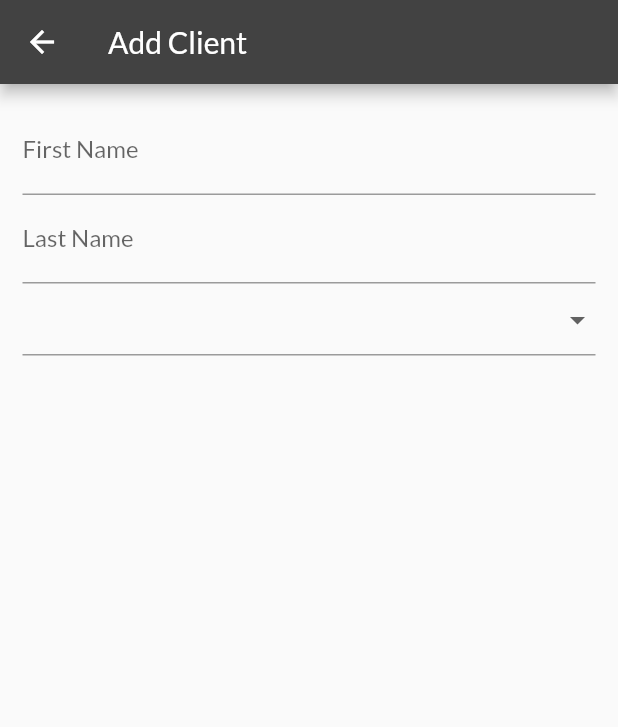
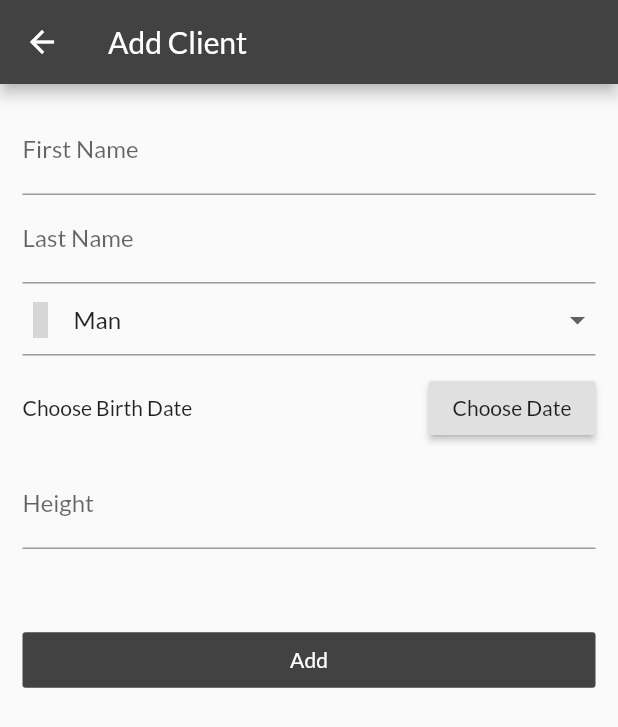
Before and after one commit to FirentisTFW/Training-app, a Flutter app: the AddClientScreen screen opened by its route, on a phone screen of 412 x 824 dp. Shown: the top 727 px of the screen. Run offline on Flutter 3.47's test engine with Material 2 defaults, Android fonts, the phone set to English and light mode, and no system bars; our stand-ins replace material_design_icons_flutter; grey boxes are pictures that could not be loaded.

```diff
--- a/lib/main.dart
+++ b/lib/main.dart
@@ -1,10 +1,11 @@
 import 'package:flutter/material.dart';
 import 'package:provider/provider.dart';
-import 'package:training_app/screens/add_client_screen.dart';
 
 import './providers/clients.dart';
+import './screens/add_client_screen.dart';
+import './screens/client_profile_screen.dart';
+import './screens/clients_screen.dart';
 import './screens/statistics_screen.dart';
-import './screens/clients_screen.dart';
 
 void main() {
   runApp(MyApp());
@@ -34,6 +35,7 @@ class MyApp extends StatelessWidget {
           '/': (ctx) => ClientsScreen(),
           StatisticsScreen.routeName: (ctx) => StatisticsScreen(),
           AddClientScreen.routeName: (ctx) => AddClientScreen(),
+          ClientProfileScreen.routeName: (ctx) => ClientProfileScreen(),
         },
       ),
     );
--- a/lib/screens/add_client_screen.dart
+++ b/lib/screens/add_client_screen.dart
@@ -1,4 +1,6 @@
 import 'package:flutter/material.dart';
+import 'package:material_design_icons_flutter/material_design_icons_flutter.dart';
+import 'package:intl/intl.dart';
 
 import '../models/client.dart';
 
@@ -10,6 +12,54 @@ class AddClientScreen extends StatefulWidget {
 }
 
 class _AddClientScreenState extends State<AddClientScreen> {
+  final _lastNameFocusNode = FocusNode();
+  final _genderFocusNode = FocusNode();
+  final _heightFocusNode = FocusNode();
+  final _addClientForm = GlobalKey<FormState>();
+
+  DateTime _birthDate;
+
+  void _saveForm() {
+    final isFormValid = _addClientForm.currentState.validate();
+    if (!isFormValid) {
+      return;
+    }
+  }
+
+  String _validateForEmptyString(String value) {
+    if (value.isEmpty) {
+      return 'This field cannnot be empty.';
+    }
+    return null;
+  }
+
+  String _validateHeight(String value) {
+    if (_validateForEmptyString(value) != null) {
+      return "Please provide height.";
+    }
+    var height = int.parse(value);
+    if (height < 100 || height > 250) {
+      return "Please provide valid height in centimeters.";
+    }
+    return null;
+  }
+
+  void _pickDate() {
+    showDatePicker(
+      context: context,
+      initialDate: DateTime(1980),
+      firstDate: DateTime(1900),
+      lastDate: DateTime.now(),
+    ).then((pickedDate) {
+      if (pickedDate == null) {
+        return;
+      }
+      setState(() {
+        _birthDate = pickedDate;
+      });
+    });
+  }
+
   @override
   Widget build(BuildContext context) {
     return Scaffold(
@@ -19,34 +69,89 @@ class _AddClientScreenState extends State<AddClientScreen> {
       body: Padding(
         padding: const EdgeInsets.all(15),
         child: Form(
+          key: _addClientForm,
           child: ListView(
             children: [
               TextFormField(
                 decoration: InputDecoration(labelText: 'First Name'),
                 textInputAction: TextInputAction.next,
+                validator: (value) => _validateForEmptyString(value),
+                onFieldSubmitted: (value) =>
+                    FocusScope.of(context).requestFocus(_lastNameFocusNode),
               ),
               TextFormField(
                 decoration: InputDecoration(labelText: 'Last Name'),
+                validator: (value) => _validateForEmptyString(value),
                 textInputAction: TextInputAction.next,
+                focusNode: _lastNameFocusNode,
+                onFieldSubmitted: (value) =>
+                    FocusScope.of(context).requestFocus(_genderFocusNode),
               ),
               DropdownButtonFormField(
+                focusNode: _genderFocusNode,
+                value: 'Man',
                 items: [
                   DropdownMenuItem(
                     value: 'Man',
                     child: Row(
                       children: [
-                        Icon(Icons.donut_small),
+                        Icon(MdiIcons.humanMale),
+                        SizedBox(width: 10),
                         Text('Man'),
                       ],
                     ),
                   ),
                   DropdownMenuItem(
                     value: 'Woman',
-                    child: Text('Woman'),
+                    child: Row(
+                      children: [
+                        Icon(MdiIcons.humanFemale),
+                        SizedBox(width: 10),
+                        Text('Woman'),
+                      ],
+                    ),
                   ),
                 ],
-                onChanged: (value) {},
-              )
+                onChanged: (value) {
+                  FocusScope.of(context).requestFocus(_heightFocusNode);
+                },
+              ),
+              Container(
+                height: 70,
+                child: Row(
+                  children: [
+                    Expanded(
+                      child: _birthDate == null
+                          ? Text('Choose Birth Date')
+                          : Text(
+                              'Birth Date: ${DateFormat.yMd().format(_birthDate)}'),
+                    ),
+                    RaisedButton(
+                      child: Text('Choose Date'),
+                      onPressed: _pickDate,
+                    ),
+                  ],
+                ),
+              ),
+              TextFormField(
+                decoration: InputDecoration(labelText: 'Height'),
+                validator: (value) => _validateHeight(value),
+                textInputAction: TextInputAction.next,
+                keyboardType: TextInputType.number,
+                focusNode: _heightFocusNode,
+              ),
+              SizedBox(height: 50),
+              FlatButton(
+                color: Theme.of(context).primaryColor,
+                padding: EdgeInsets.all(10),
+                child: Text(
+                  'Add',
+                  style: TextStyle(color: Theme.of(context).accentColor),
+                ),
+                onPressed: () {
+                  _saveForm();
+                },
+              ),
             ],
           ),
         ),
--- a/pubspec.yaml
+++ b/pubspec.yaml
@@ -24,6 +24,8 @@ dependencies:
   flutter:
     sdk: flutter
   provider: ^4.3.2+2
+  material_design_icons_flutter: ^4.0.5555
+  intl: ^0.16.1
 
   # The following adds the Cupertino Icons font to your application.
   # Use with the CupertinoIcons class for iOS style icons.
```
Also changed, not shown: lib/screens/client_profile_screen.dart (added, +103 -0 lines), lib/widgets/client_item.dart (+7 -2 lines), lib/widgets/client_profile_list_item.dart (added, +35 -0 lines).
